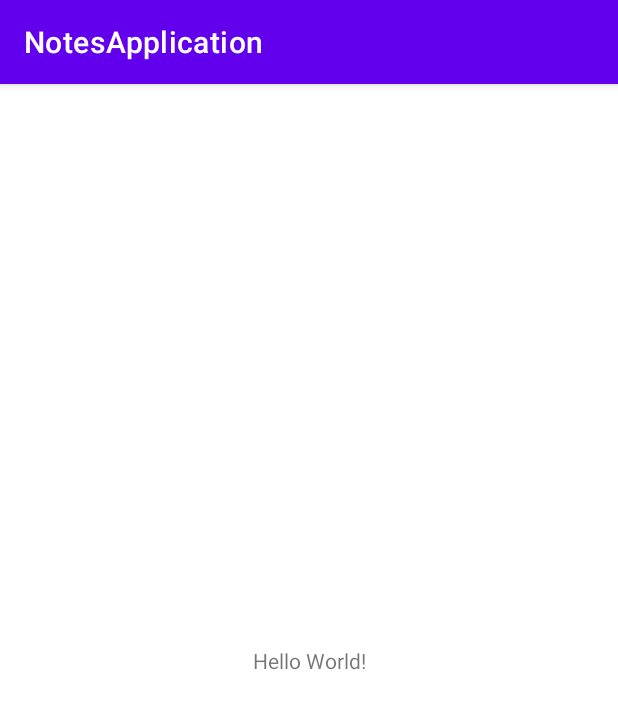
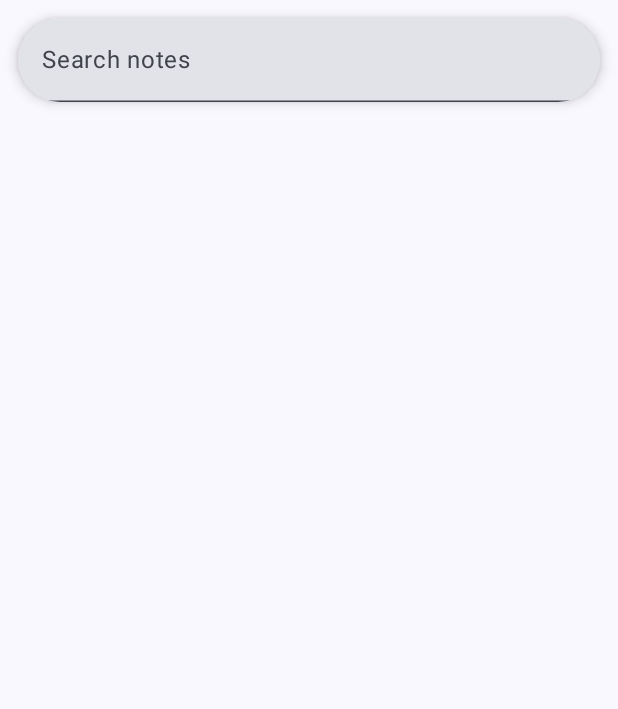
Before and after one commit to atimadanoglu/NotesApplication, an Android app built with Jetpack Compose: the screen it shows after launch (MainActivity), on a phone screen of 412 x 824 dp. Shown: the top 709 px of the screen. Run offline under Robolectric (Android 15) with nearby library versions, the light colour scheme and no system bars.

Commit message:
Designed search bar and added dependencies

```diff
--- a/app/src/main/java/com/atakanmadanoglu/notesapplication/MainActivity.kt
+++ b/app/src/main/java/com/atakanmadanoglu/notesapplication/MainActivity.kt
@@ -1,11 +1,28 @@
 package com.atakanmadanoglu.notesapplication
 
-import androidx.appcompat.app.AppCompatActivity
 import android.os.Bundle
+import androidx.activity.ComponentActivity
+import androidx.activity.compose.setContent
+import androidx.compose.foundation.layout.Column
+import androidx.compose.foundation.layout.fillMaxSize
+import androidx.compose.material3.Surface
+import androidx.compose.ui.Modifier
+import com.atakanmadanoglu.notesapplication.components.mainpage.SearchBar
+import com.atakanmadanoglu.notesapplication.ui.theme.NotesApplicationTheme
 
-class MainActivity : AppCompatActivity() {
+class MainActivity : ComponentActivity() {
     override fun onCreate(savedInstanceState: Bundle?) {
         super.onCreate(savedInstanceState)
-        setContentView(R.layout.activity_main)
+        setContent {
+            NotesApplicationTheme {
+                Surface(modifier = Modifier.fillMaxSize()) {
+                    Column(
+                        modifier = Modifier.fillMaxSize()
+                    ) {
+                        SearchBar()
+                    }
+                }
+            }
+        }
     }
 }
--- /dev/null
+++ b/app/src/main/java/com/atakanmadanoglu/notesapplication/components/mainpage/SearchBar.kt
@@ -0,0 +1,47 @@
+package com.atakanmadanoglu.notesapplication.components.mainpage
+
+import androidx.compose.foundation.layout.*
+import androidx.compose.foundation.shape.CircleShape
+import androidx.compose.material3.ExperimentalMaterial3Api
+import androidx.compose.material3.Text
+import androidx.compose.material3.TextField
+import androidx.compose.runtime.*
+import androidx.compose.ui.Modifier
+import androidx.compose.ui.draw.shadow
+import androidx.compose.ui.tooling.preview.Preview
+import androidx.compose.ui.unit.dp
+
+
+@OptIn(ExperimentalMaterial3Api::class)
+@Composable
+fun SearchBar(
+    modifier: Modifier = Modifier
+) {
+    Box(
+        modifier = Modifier
+            .fillMaxWidth()
+            .wrapContentHeight()
+            .padding(horizontal = 12.dp, vertical = 12.dp)
+    ) {
+        var searchBarText by remember { mutableStateOf("") }
+
+        TextField(
+            modifier = modifier
+                .fillMaxWidth()
+                .wrapContentHeight()
+                .shadow(5.dp, CircleShape),
+            value = searchBarText,
+            onValueChange = { changedValue ->
+                searchBarText = changedValue
+            },
+            singleLine = true,
+            placeholder = { Text(text = "Search notes") }
+        )
+    }
+}
+
+@Preview
+@Composable
+fun PreviewSearchBar() {
+    SearchBar()
+}
--- /dev/null
+++ b/app/src/main/java/com/atakanmadanoglu/notesapplication/ui/theme/Color.kt
@@ -0,0 +1,12 @@
+package com.atakanmadanoglu.notesapplication.ui.theme
+
+import androidx.compose.ui.graphics.Color
+
+val Purple80 = Color(0xFFD0BCFF)
+val PurpleGrey80 = Color(0xFFCCC2DC)
+val Pink80 = Color(0xFFEFB8C8)
+
+val Purple40 = Color(0xFF6650a4)
+val PurpleGrey40 = Color(0xFF625b71)
+val Pink40 = Color(0xFF7D5260)
+val AshGray = Color(0xFF484848)
--- /dev/null
+++ b/app/src/main/java/com/atakanmadanoglu/notesapplication/ui/theme/Theme.kt
@@ -0,0 +1,63 @@
+package com.atakanmadanoglu.notesapplication.ui.theme
+
+import android.app.Activity
+import android.os.Build
+import androidx.compose.foundation.isSystemInDarkTheme
+import androidx.compose.material3.*
+import androidx.compose.runtime.Composable
+import androidx.compose.runtime.SideEffect
+import androidx.compose.ui.graphics.Color
+import androidx.compose.ui.graphics.toArgb
+import androidx.compose.ui.platform.LocalContext
+import androidx.compose.ui.platform.LocalView
+import androidx.core.view.ViewCompat
+
+private val DarkColorScheme = darkColorScheme(
+    primary = Purple80,
+    secondary = PurpleGrey80,
+    tertiary = Pink80
+)
+
+private val LightColorScheme = lightColorScheme(
+    primary = Purple40,
+    secondary = PurpleGrey40,
+    tertiary = Pink40,
+
+    background = Color(0xFFFFFBFE),
+    surface = Color(0xFFFFFBFE),
+    onPrimary = Color.White,
+    onSecondary = Color.White,
+    onTertiary = Color.White,
+    onBackground = Color(0xFF1C1B1F),
+    onSurface = Color(0xFF1C1B1F),
+)
+
+@Composable
+fun NotesApplicationTheme(
+    darkTheme: Boolean = isSystemInDarkTheme(),
+    // Dynamic color is available on Android 12+
+    dynamicColor: Boolean = true,
+    content: @Composable () -> Unit
+) {
+    val colorScheme = when {
+        dynamicColor && Build.VERSION.SDK_INT >= Build.VERSION_CODES.S -> {
+            val context = LocalContext.current
+            if (darkTheme) dynamicDarkColorScheme(context) else dynamicLightColorScheme(context)
+        }
+        darkTheme -> DarkColorScheme
+        else -> LightColorScheme
+    }
+    val view = LocalView.current
+    if (!view.isInEditMode) {
+        SideEffect {
+            (view.context as Activity).window.statusBarColor = colorScheme.primary.toArgb()
+            ViewCompat.getWindowInsetsController(view)?.isAppearanceLightStatusBars = darkTheme
+        }
+    }
+
+    MaterialTheme(
+        colorScheme = colorScheme,
+        typography = Typography,
+        content = content
+    )
+}
--- /dev/null
+++ b/app/src/main/java/com/atakanmadanoglu/notesapplication/ui/theme/Type.kt
@@ -0,0 +1,34 @@
+package com.atakanmadanoglu.notesapplication.ui.theme
+
+import androidx.compose.material3.Typography
+import androidx.compose.ui.text.TextStyle
+import androidx.compose.ui.text.font.FontFamily
+import androidx.compose.ui.text.font.FontWeight
+import androidx.compose.ui.unit.sp
+
+// Set of Material typography styles to start with
+val Typography = Typography(
+    bodyLarge = TextStyle(
+        fontFamily = FontFamily.Default,
+        fontWeight = FontWeight.Normal,
+        fontSize = 16.sp,
+        lineHeight = 24.sp,
+        letterSpacing = 0.5.sp
+    )
+    /* Other default text styles to override
+    titleLarge = TextStyle(
+        fontFamily = FontFamily.Default,
+        fontWeight = FontWeight.Normal,
+        fontSize = 22.sp,
+        lineHeight = 28.sp,
+        letterSpacing = 0.sp
+    ),
+    labelSmall = TextStyle(
+        fontFamily = FontFamily.Default,
+        fontWeight = FontWeight.Medium,
+        fontSize = 11.sp,
+        lineHeight = 16.sp,
+        letterSpacing = 0.5.sp
+    )
+    */
+)
--- a/app/src/main/res/layout/activity_main.xml
+++ /dev/null
@@ -1,18 +0,0 @@
-<?xml version="1.0" encoding="utf-8"?>
-<androidx.constraintlayout.widget.ConstraintLayout xmlns:android="http://schemas.android.com/apk/res/android"
-    xmlns:app="http://schemas.android.com/apk/res-auto"
-    xmlns:tools="http://schemas.android.com/tools"
-    android:layout_width="match_parent"
-    android:layout_height="match_parent"
-    tools:context=".MainActivity">
-
-    <TextView
-        android:layout_width="wrap_content"
-        android:layout_height="wrap_content"
-        android:text="Hello World!"
-        app:layout_constraintBottom_toBottomOf="parent"
-        app:layout_constraintEnd_toEndOf="parent"
-        app:layout_constraintStart_toStartOf="parent"
-        app:layout_constraintTop_toTopOf="parent" />
-
-</androidx.constraintlayout.widget.ConstraintLayout>
--- a/app/src/main/res/values/strings.xml
+++ b/app/src/main/res/values/strings.xml
@@ -1,3 +1,4 @@
 <resources>
     <string name="app_name">NotesApplication</string>
+    <string name="title_activity_main">MainActivity</string>
 </resources>
--- a/app/src/main/res/values/themes.xml
+++ b/app/src/main/res/values/themes.xml
@@ -1,4 +1,4 @@
-<resources xmlns:tools="http://schemas.android.com/tools">
+<resources>
     <!-- Base application theme. -->
     <style name="Theme.NotesApplication" parent="Theme.MaterialComponents.DayNight.DarkActionBar">
         <!-- Primary brand color. -->
```
Also changed, not shown: app/build.gradle (+50 -5 lines), app/src/main/AndroidManifest.xml (+7 -5 lines), build.gradle (+15 -1 lines).
